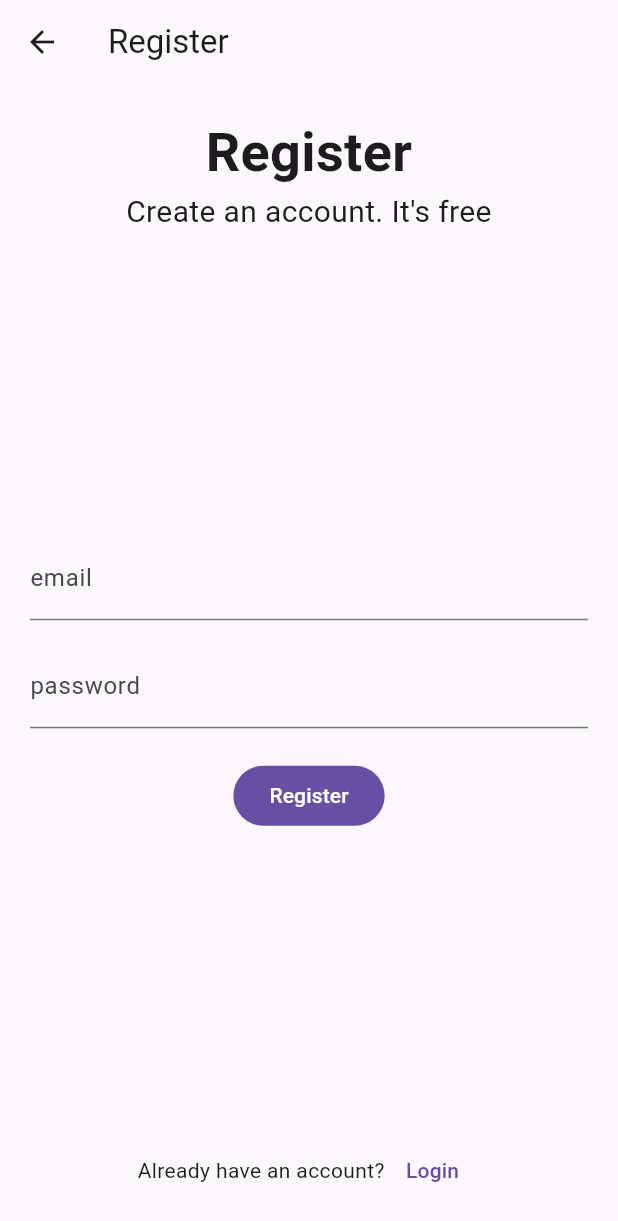
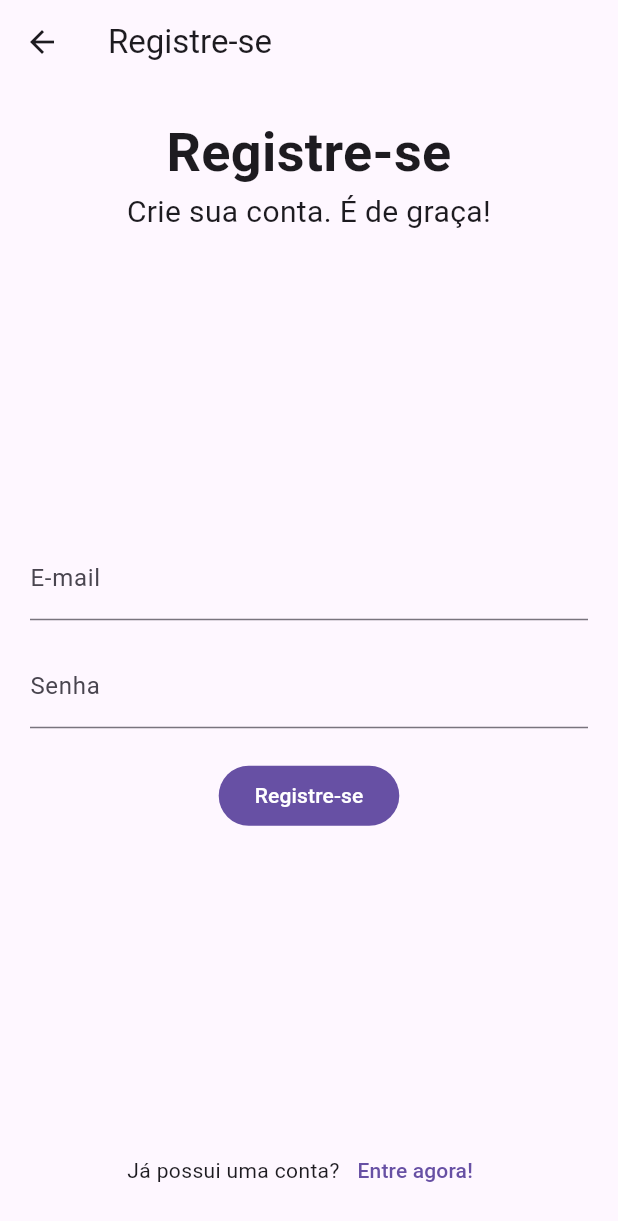
Before and after one commit to LucasCastilho7/todo-list-app, a Flutter app: the RegisterPage screen opened directly, on a phone screen of 412 x 824 dp. Shown: the top 1221 px of the screen. Run offline on Flutter 3.47's test engine with Material 3 defaults, Android fonts, the phone set to English and light mode, and no system bars; our stand-ins replace firebase_auth, firebase_core, sqflite, sqflite_common_ffi; accounts and stored records are empty.

Commit message:
imp: trocando texto para português

```diff
--- a/lib/pages/register.dart
+++ b/lib/pages/register.dart
@@ -19,14 +19,15 @@ class _RegisterPageState extends State<RegisterPage> {
 
   Future<void> createUserWithEmailAndPassword() async {
     try {
-      await Auth().createUserWithEmailAndPassword(
-          email: _controllerEmail.text, password: _controllerPassword.text);
+      await Auth().createUserWithEmailAndPassword(email: _controllerEmail.text, password: _controllerPassword.text);
 
+      if (mounted) {
         Navigator.pushAndRemoveUntil(
           context,
           MaterialPageRoute(builder: (context) => HomePage()),
           (Route<dynamic> route) => false,
         );
+      }
     } on FirebaseAuthException catch (e) {
       setState(() {
         errorMessage = e.message;
@@ -34,10 +35,10 @@ class _RegisterPageState extends State<RegisterPage> {
     }
   }
 
-  Widget _entryField(String title, TextEditingController controller) {
+  Widget _entryField(String title, TextEditingController controller, bool isPassword) {
     return TextField(
       controller: controller,
-      obscureText: false,
+      obscureText: isPassword,
       decoration: InputDecoration(
         labelText: title,
       ),
@@ -51,13 +52,13 @@ class _RegisterPageState extends State<RegisterPage> {
   Widget _registerButton() {
     return FilledButton(
       onPressed: createUserWithEmailAndPassword,
-      child: const Text('Register'),
+      child: const Text('Registre-se'),
     );
   }
 
   Widget _registerText() {
     return const Text(
-      'Register',
+      'Registre-se',
       textAlign: TextAlign.center,
       style: TextStyle(fontSize: 36.0, fontWeight: FontWeight.w600),
     );
@@ -65,7 +66,7 @@ class _RegisterPageState extends State<RegisterPage> {
 
   Widget _welcomeRegisterText() {
     return const Text(
-      "Create an account. It's free",
+      "Crie sua conta. É de graça!",
       textAlign: TextAlign.center,
       style: TextStyle(fontSize: 20.0),
     );
@@ -80,7 +81,7 @@ class _RegisterPageState extends State<RegisterPage> {
       mainAxisAlignment: MainAxisAlignment.center,
       children: [
         const Text(
-          "Already have an account?",
+          "Já possui uma conta?",
         ),
         TextButton(
             onPressed: () {
@@ -90,7 +91,7 @@ class _RegisterPageState extends State<RegisterPage> {
                 (Route<dynamic> route) => false,
               );
             },
-            child: const Text('Login'))
+            child: const Text('Entre agora!'))
       ],
     );
   }
@@ -104,7 +105,7 @@ class _RegisterPageState extends State<RegisterPage> {
     return Scaffold(
       appBar: AppBar(
         title: const Text(
-          'Register',
+          'Registre-se',
         ),
       ),
       body: Container(
@@ -118,9 +119,9 @@ class _RegisterPageState extends State<RegisterPage> {
             _registerText(),
             _welcomeRegisterText(),
             _expandedContainer(),
-            _entryField('email', _controllerEmail),
+            _entryField('E-mail', _controllerEmail, false),
             _space(),
-            _entryField('password', _controllerPassword),
+            _entryField('Senha', _controllerPassword, true),
             _errorMessage(),
             _registerButton(),
             _expandedContainer(),
```
Lines whose indentation alone changed are shown as unchanged.
